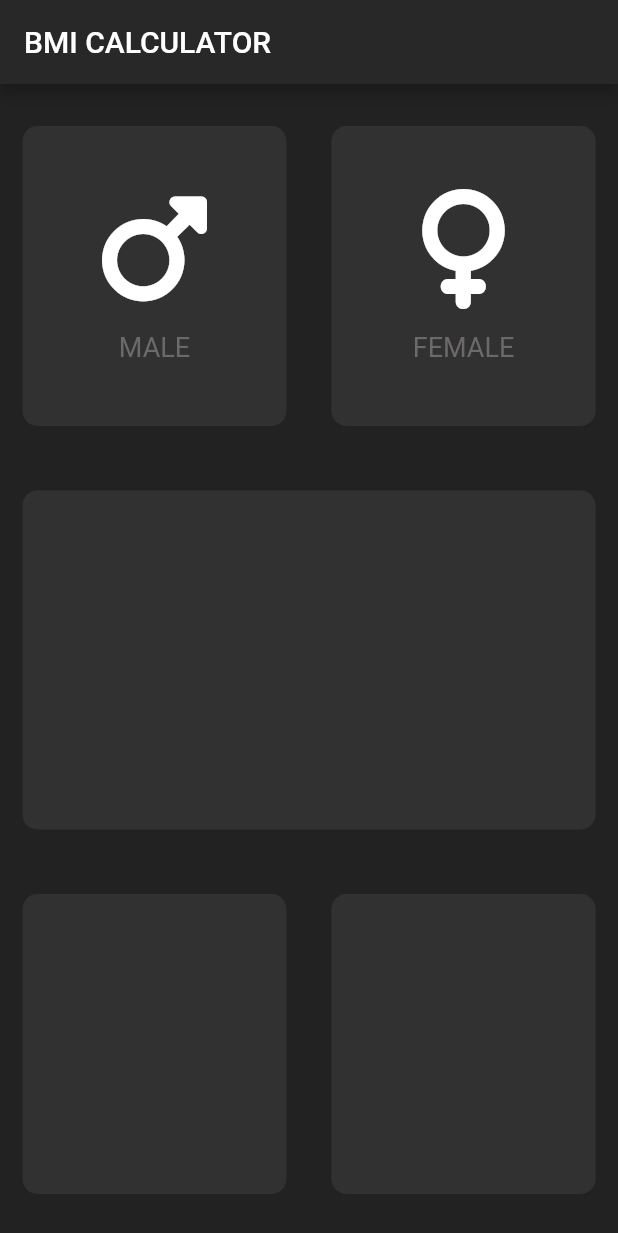
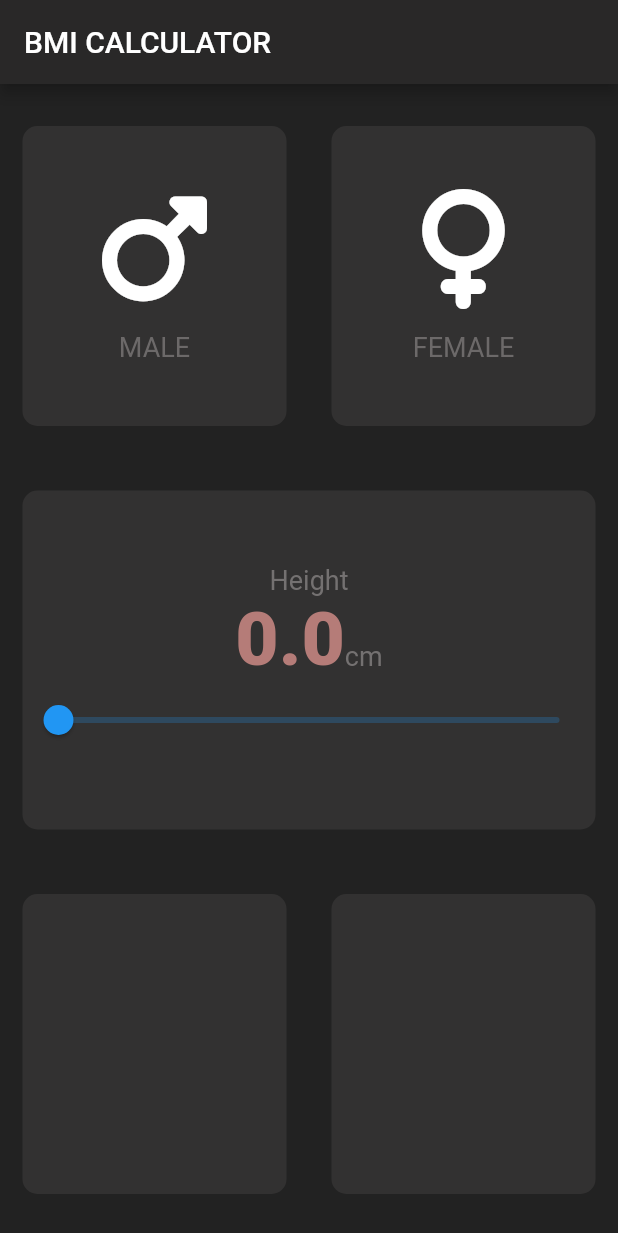
Before and after one commit to clippefuentes/bmi_flutter, a Flutter app: the screen it shows after launch, on a phone screen of 412 x 824 dp. Shown: the top 1233 px of the screen. Run offline on Flutter 3.47's test engine with Material 2 defaults, Android fonts, the phone set to English and light mode, and no system bars; our stand-ins replace font_awesome_flutter.

Commit message:
add constant and slider component

```diff
--- /dev/null
+++ b/lib/constants.dart
@@ -0,0 +1,17 @@
+import 'package:flutter/cupertino.dart';
+
+const kActiveCardColour = Color.fromARGB(255, 31, 30, 30);
+const kInActiveCardColour = Color.fromARGB(255, 50, 49, 49);
+
+const kLabelTextStyle = TextStyle(
+  fontSize: 18.0,
+  color: Color.fromARGB(255, 116, 113, 113)
+);
+
+const kNumberTextStyle = TextStyle(
+  fontSize: 50.0,
+  fontWeight: FontWeight.w900,
+);
+
+const kMinHeight = 0.0;
+const kMaxHeight = 220.0;
--- a/lib/input_page.dart
+++ b/lib/input_page.dart
@@ -2,11 +2,11 @@
 import 'package:flutter/material.dart';
 import 'package:font_awesome_flutter/font_awesome_flutter.dart';
 
+import 'constants.dart';
 import 'card_gender_content.dart';
 import 'reusable_card.dart';
 
-const activeCardColour = Color.fromARGB(255, 31, 30, 30);
-const inActiveCardColour = Color.fromARGB(255, 50, 49, 49);
+
 
 class InputPage extends StatefulWidget {
   @override
@@ -18,31 +18,10 @@ enum Gender {
   Female
 }
 class _InputPageState extends State<InputPage> {
-  Color maleCardColour = inActiveCardColour;
-  Color femaleCardColour = inActiveCardColour;
+  Color maleCardColour = kInActiveCardColour;
+  Color femaleCardColour = kInActiveCardColour;
   Gender gender;
-
-  void updateColour(Gender gender) {
-    // 1 == male
-    // 2 == female
-    if (gender == 1) {
-      if (maleCardColour == inActiveCardColour) {
-        maleCardColour = activeCardColour;
-        femaleCardColour = inActiveCardColour;
-      } else {
-        maleCardColour = inActiveCardColour;
-      }
-    }
-
-    if (gender == 2) {
-      if (femaleCardColour == inActiveCardColour) {
-        femaleCardColour = activeCardColour;
-        maleCardColour = inActiveCardColour;
-      } else {
-        femaleCardColour = inActiveCardColour;
-      }
-    }
-  }
+  double heightValue = 0;
 
   @override
   Widget build(BuildContext context) {
@@ -51,6 +30,7 @@ class _InputPageState extends State<InputPage> {
         title: Text('BMI CALCULATOR'),
       ),
       body: Column(
+        crossAxisAlignment: CrossAxisAlignment.stretch,
         children: [
           Expanded(child: Row(
             children: [
@@ -62,7 +42,7 @@ class _InputPageState extends State<InputPage> {
                     });
                   },
                   width: 170.0,
-                  colour: gender == Gender.Male ? activeCardColour : inActiveCardColour,
+                  colour: gender == Gender.Male ? kActiveCardColour : kInActiveCardColour,
                   cardChild: CardGenderContent(
                     icon: FontAwesomeIcons.mars,
                     text: 'MALE'
@@ -77,7 +57,7 @@ class _InputPageState extends State<InputPage> {
                     });
                   },
                   width: 170.0,
-                  colour: gender == Gender.Female ? activeCardColour : inActiveCardColour,
+                  colour: gender == Gender.Female ? kActiveCardColour : kInActiveCardColour,
                   cardChild: CardGenderContent(
                     icon: FontAwesomeIcons.venus,
                     text: 'FEMALE'
@@ -89,20 +69,51 @@ class _InputPageState extends State<InputPage> {
           Expanded(
             child: ReusableCard(
               // width: double.infinity,
-              colour: inActiveCardColour,
-              cardChild: Container(),
+              colour: kInActiveCardColour,
+              cardChild: Column(
+                mainAxisAlignment: MainAxisAlignment.center,
+                children: [
+                  Text(
+                    'Height',
+                    style: kLabelTextStyle,
+                  ),
+                  Row(
+                    mainAxisAlignment: MainAxisAlignment.center,
+                    crossAxisAlignment: CrossAxisAlignment.baseline,
+                    textBaseline: TextBaseline.alphabetic,
+                    children: [
+                      Text(heightValue.toString(),
+                        style: kNumberTextStyle
+                      ),
+                      Text('cm',
+                        style: kLabelTextStyle
+                      ),
+                    ],
+                  ),
+                  Slider(
+                    value: heightValue,
+                    onChanged: (value) {
+                      setState(() {
+                        heightValue = value.round().toDouble();
+                      });
+                    },
+                    min: kMinHeight,
+                    max: kMaxHeight,
+                  )
+                ],
+              ),
             )
           ),
           Expanded(child: Row(
             children: [
               Expanded(child: ReusableCard(
                 width: 170.0,
-                colour: inActiveCardColour,
+                colour: kInActiveCardColour,
                 cardChild: Container(),
               )),
               Expanded(child: ReusableCard(
                 width: 170.0,
-                colour: inActiveCardColour,
+                colour: kInActiveCardColour,
                 cardChild: Container(),
               ))
             ],
```
